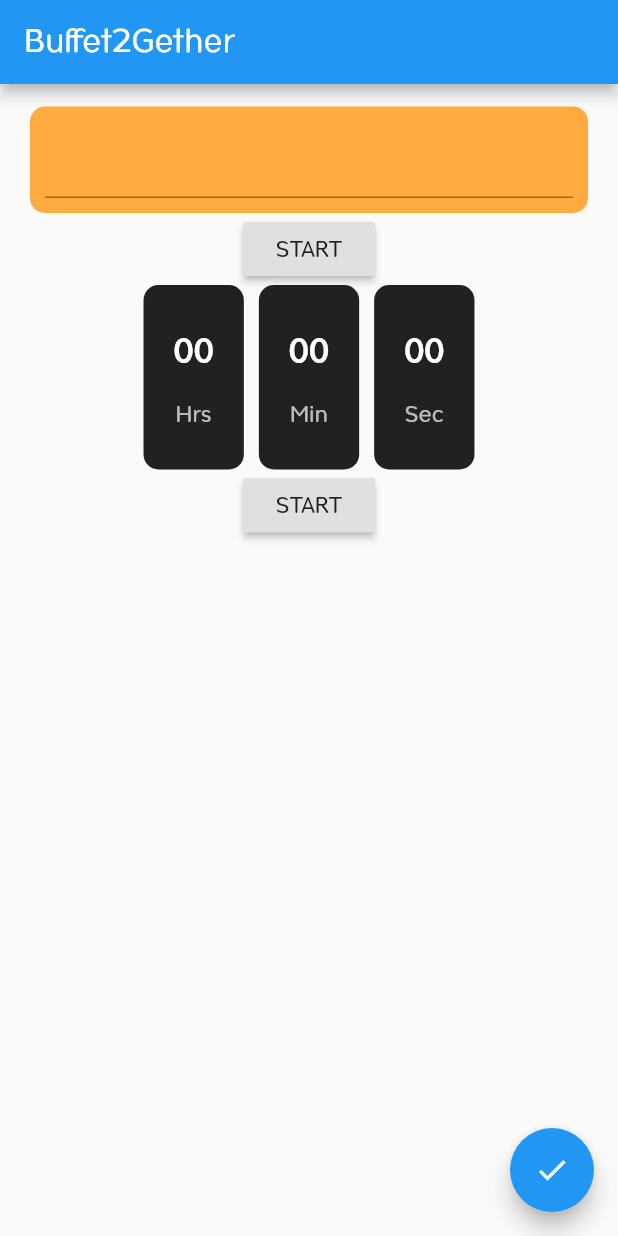
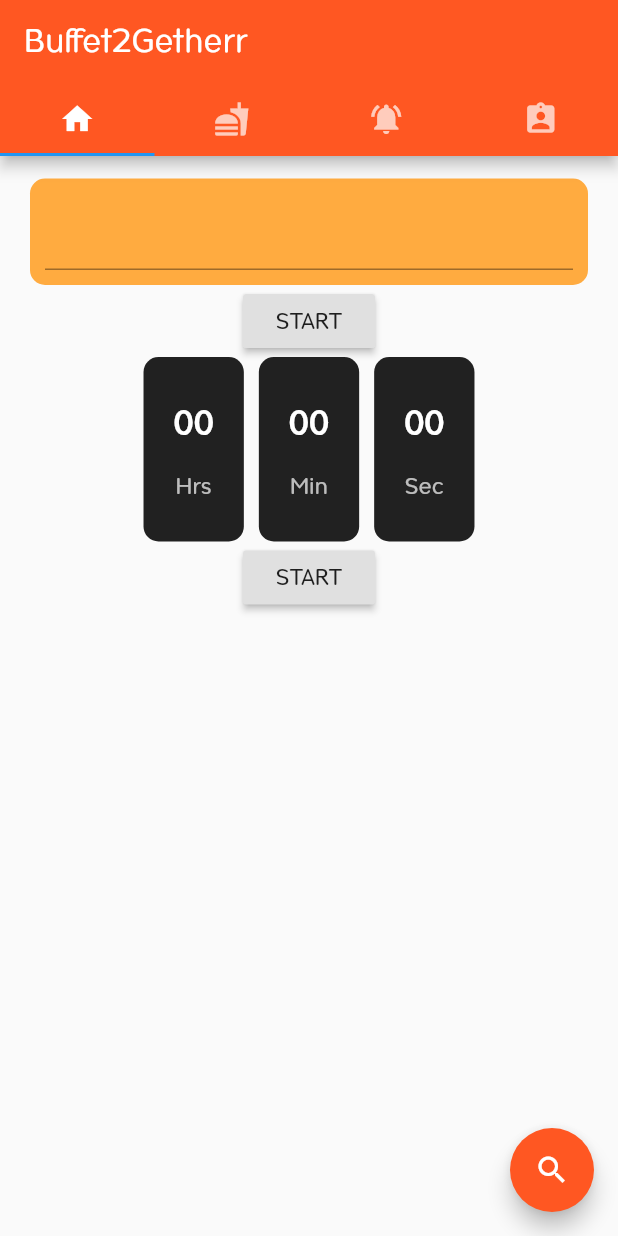
Before and after one commit to Buffet2gether/buffet2gether, a Flutter app: the screen it shows after launch, on a phone screen of 412 x 824 dp. Run offline on Flutter 3.47's test engine with Material 2 defaults, Android fonts, the phone set to English and light mode, and no system bars.

Commit message:
Update main.dart

```diff
--- a/buffet2gether_home/lib/main.dart
+++ b/buffet2gether_home/lib/main.dart
@@ -4,11 +4,19 @@ import 'dart:async';
 
 void main() => runApp(MyApp());
 
+/*class MyApp extends StatefulWidget
+{
+  @override
+  State<StatefulWidget> createState()
+  {
+    return new MyAppState();
+  }
+}*/
+
 class MyApp extends StatelessWidget {
   @override
   Widget build(BuildContext context) {
     return MaterialApp(
-      title: 'Retrieve Text Input',
       home: MyCustomForm(),
     );
   }
@@ -18,15 +26,6 @@ class MyCustomForm extends StatefulWidget {
   @override
   MyAppState createState() => MyAppState();
 }
-
-/*class MyApp extends StatefulWidget
-{
-  @override
-  State<StatefulWidget> createState()
-  {
-    return new MyAppState();
-  }
-}*/
 
 class MyAppState extends State<MyCustomForm>
 {
@@ -77,11 +76,24 @@ class MyAppState extends State<MyCustomForm>
 
     return MaterialApp(
       title: 'Buffet2Gether', //App's name
-      home: Scaffold(
+      home: DefaultTabController(
+        length: 4,
+        child: Scaffold(
           appBar: AppBar(
-          title: Text('Buffet2Gether',style: TextStyle(fontFamily: 'Opun'),), //Title
+            bottom: TabBar(
+              tabs:
+              [
+                Tab(icon: Icon(Icons.home),),
+                Tab(icon: Icon(Icons.fastfood),),
+                Tab(icon: Icon(Icons.notifications_active),),
+                Tab(icon: Icon(Icons.assignment_ind),),
+              ],
             ),
-        body: Padding(
+            title: Text('Buffet2Getherr',style: TextStyle(fontFamily: 'Opun'),),backgroundColor: Colors.deepOrange,
+          ),
+          body: TabBarView(
+            children: [
+              Padding(
                   padding: const EdgeInsets.all(15.0),
                   child: Column(
                     mainAxisSize: MainAxisSize.min, // min = center, max = top
@@ -94,6 +106,7 @@ class MyAppState extends State<MyCustomForm>
                           borderRadius: new BorderRadius.circular(10),
                           color: Colors.orangeAccent,),
                         child: TextField(
+                            cursorColor: Colors.white,
                             controller: myController,
                             style: TextStyle(
                               fontFamily: 'Opun',
@@ -136,7 +149,12 @@ class MyAppState extends State<MyCustomForm>
                         ),
                       ),
                     ],
-            )
+                  ),
+                ),
+              Icon(Icons.fastfood),
+              Icon(Icons.notifications_active),
+              Icon(Icons.assignment_ind),
+            ],
           ),
           floatingActionButton: FloatingActionButton(
             onPressed: ()
@@ -152,7 +170,8 @@ class MyAppState extends State<MyCustomForm>
               );
             },
             tooltip: 'Show me the value!',
-          child: Icon(Icons.check),
+            child: Icon(Icons.search),foregroundColor: Colors.white, splashColor: Colors.white, backgroundColor: Colors.deepOrange,
+          ),
         ),
       ),
     );
```
Lines whose indentation alone changed are shown as unchanged.
